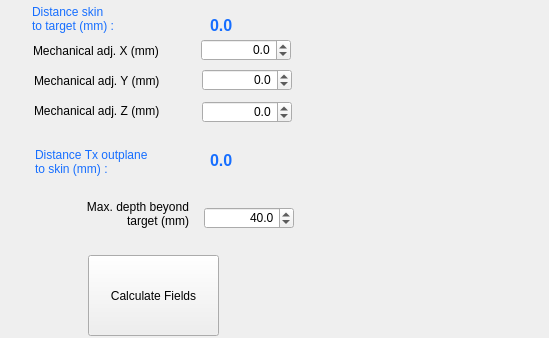
Old version of the form BabelBrain/Babel_SingleTx/formBx.ui in the repository ProteusMRIgHIFU/BabelBrain; both pictures show x 0 to 549 and y 135 to 473 of the 1226 by 473 pixel window.
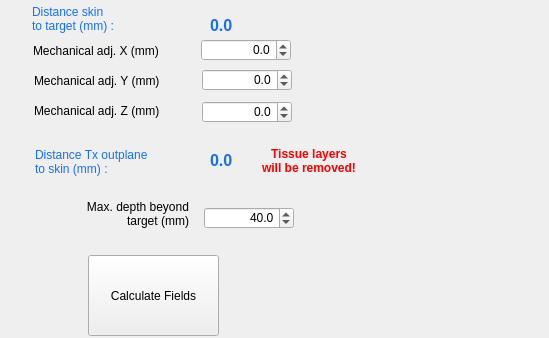
New version of the form.

```diff
--- a/BabelBrain/Babel_SingleTx/formBx.ui
+++ b/BabelBrain/Babel_SingleTx/formBx.ui
@@ -354,6 +354,31 @@
     </property>
    </item>
   </widget>
+  <widget class="QLabel" name="LabelTissueRemoved">
+   <property name="geometry">
+    <rect>
+     <x>257</x>
+     <y>279</y>
+     <width>104</width>
+     <height>33</height>
+    </rect>
+   </property>
+   <property name="font">
+    <font>
+     <bold>true</bold>
+    </font>
+   </property>
+   <property name="styleSheet">
+    <string notr="true">color: red</string>
+   </property>
+   <property name="text">
+    <string>Tissue layers
+will be removed!</string>
+   </property>
+   <property name="alignment">
+    <set>Qt::AlignCenter</set>
+   </property>
+  </widget>
  </widget>
  <resources/>
  <connections/>
```
